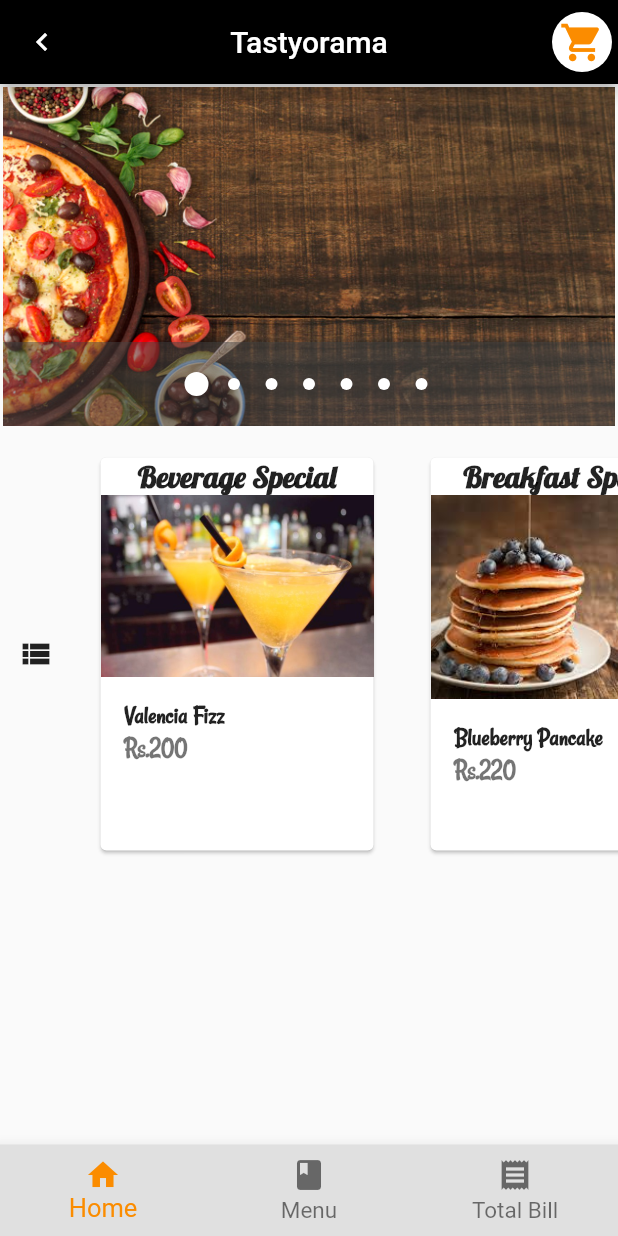
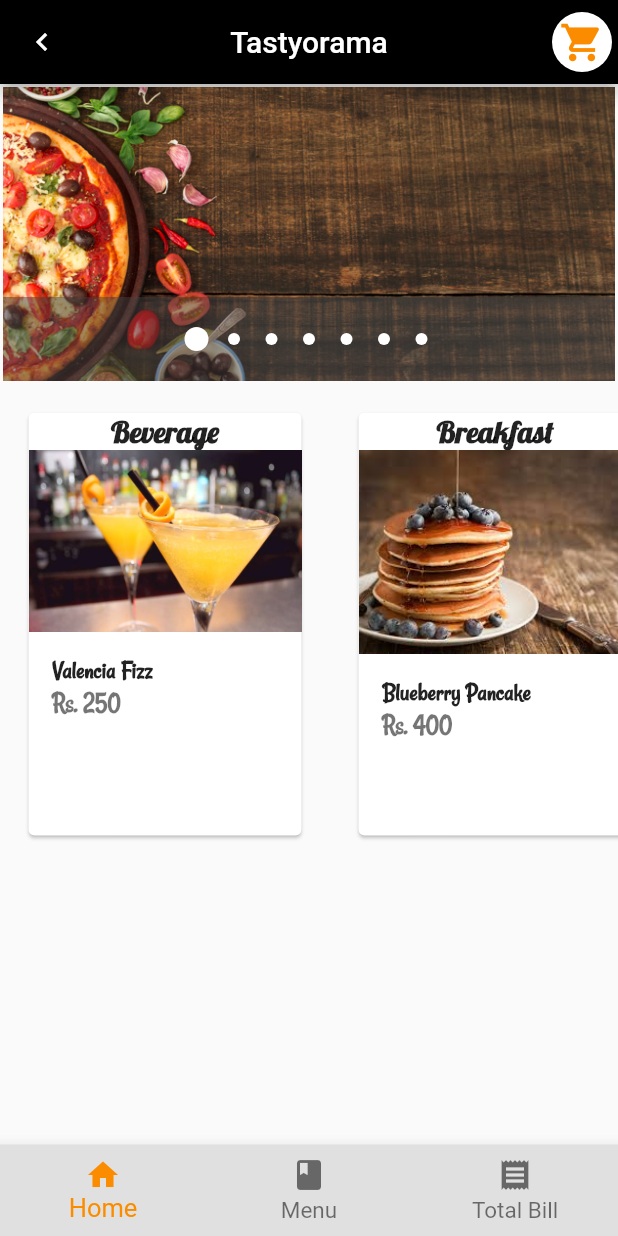
Before and after one commit to 20bvsa56/FYP, a Flutter app: the screen it shows after launch, after a tap on "Proceed", on a phone screen of 412 x 824 dp. Run offline on Flutter 3.47's test engine with Material 2 defaults, Android fonts, the light colour scheme and no system bars; drawn by our look-alikes of carousel_pro; our stand-ins replace rxdart; missing offline and left inert: bloc_pattern.

Commit message:
code reformation

```diff
--- a/lib/Cart/foodItem.dart
+++ b/lib/Cart/foodItem.dart
@@ -32,7 +32,9 @@ class FooditemList{
 //single member variable
 List<FoodItem> foodItems;
 
-FooditemList({@required this.foodItems})
+FooditemList({
+  @required this.foodItems
+});
 }
 
 FooditemList fooditemList= FooditemList(foodItems: [
--- a/lib/MenuGroup/categoryGrid.dart
+++ b/lib/MenuGroup/categoryGrid.dart
@@ -39,7 +39,8 @@ class _GridviewState extends State<Gridview> {
                         color: Colors.black,
                         fontFamily: 'Lobster-Regular',
                         fontSize: 20.0,
-                      ),),
+                      ),
+                    ),
                     ),
                   ),
                 ],
--- a/lib/MenuGroup/imagecarousel.dart
+++ b/lib/MenuGroup/imagecarousel.dart
@@ -9,7 +9,7 @@ class ImageCarousel extends StatelessWidget {
     return Center(
       child: Container(
         padding: EdgeInsets.all(2.0),
-        height:230.0,
+        height:200.0,
         child: Carousel(
           boxFit: BoxFit.cover,
           images: [
--- a/lib/MenuGroup/menucategory.dart
+++ b/lib/MenuGroup/menucategory.dart
@@ -1,5 +1,5 @@
 import 'package:flutter/material.dart';
-import 'categoryGrid.dart';
+import 'categorygrid.dart';
 
 class MenuCategory extends StatefulWidget {
   MenuCategory({Key key}) : super(key: key);
--- a/lib/MenuGroup/specialFood.dart
+++ /dev/null
@@ -1,22 +0,0 @@
-import 'package:flutter/material.dart';
-import 'categoryGrid.dart';
-
-class SpecialFood extends StatefulWidget {
-  SpecialFood({Key key}) : super(key: key);
-
-  @override
-  _SpecialFoodState createState() => _SpecialFoodState();
-}
-
-class _SpecialFoodState extends State<SpecialFood> {
-  @override
-  Widget build(BuildContext context) {
-     return MaterialApp(
-      debugShowCheckedModeBanner: false,
-      home: Scaffold(
-        body:Gridview(),//Call the class named Gridview from categoryGrid.dart
-      ),
-
-     );
-  }
-}
--- a/lib/MenuGroup/specialItems.dart
+++ /dev/null
@@ -1,91 +0,0 @@
-
-import 'package:flutter/material.dart';
-import 'package:menu_app/MenuGroup/specialFood.dart';
-
-class SpecialItems extends StatefulWidget {
-  SpecialItems({Key key}) : super(key: key);
-
-  @override
-  _SpecialItemsState createState() => _SpecialItemsState();
-
-}
-
-class _SpecialItemsState extends State<SpecialItems> {
-
-  Container specialLists(String title, String foodImage, String foodName, String foodPrice){
-    return Container(
-              margin: EdgeInsets.all(10),
-              padding: EdgeInsets.all(5),
-              width: 200.0,
-               child: Card(
-                 child: Wrap(
-                   children: <Widget>[
-                     Center(child:Text(title,
-                     style:TextStyle(
-                          fontFamily: 'Lobster-Regular',
-                          fontWeight: FontWeight.bold,
-                          fontSize: 20.0,
-                       ),
-                      ),
-                     ),
-
-                     Image.asset(foodImage, fit: BoxFit.cover),
-
-                     ListTile(
-                       title: Text(foodName,
-                       style: TextStyle(
-                          fontFamily: 'Rancho-Regular',
-                          fontWeight: FontWeight.bold,
-                          fontSize: 17.0,
-                       ),
-                       ),
-                       subtitle: Text(foodPrice,
-                       style:TextStyle(
-                          fontFamily: 'Rancho-Regular',
-                          fontWeight: FontWeight.bold,
-                          fontSize: 18.0,
-                       ),
-                       ),
-
-                     ),
-                   ],
-                 ),
-               )
-            );
-  }
-
-  @override
-  Widget build(BuildContext context) {
-    return Container(
-       height:300,
-       child: ListView(
-         scrollDirection: Axis.horizontal,
-          children: <Widget>[
-            new IconButton(
-              icon: new Icon(Icons.view_list),
-              onPressed: () {
-               Navigator.push(
-                context,
-                MaterialPageRoute(builder: (context) => SpecialFood()),
-            );
-              },
-            ),
-            specialLists('Beverage Special','images/ValenciaFizz.jpg','Valencia Fizz','Rs.200'),
-            specialLists('Breakfast Special','images/pancake.jpg','Blueberry Pancake','Rs.220'),
-            specialLists('Lunch Special','images/bacon_cheese.jpg','Bacon Double Cheeseburger Grilled Cheese Sandwich','Rs.320'),
-            specialLists('Dinner Special','images/thakali.jpg','Nepali Thakali Khana Set','Rs.400'),
-            new IconButton(
-              icon: new Icon(Icons.view_list),
-              onPressed: () {
-               Navigator.push(
-                context,
-                MaterialPageRoute(builder: (context) => SpecialFood()),
-            );
-              },
-            ),
-          ],
-       ),
-    );
-
-  }
-}
--- a/lib/MenuGroup/specialPage.dart
+++ /dev/null
@@ -1,28 +0,0 @@
-import 'package:flutter/material.dart';
-import 'imagecarousel.dart';
-import 'specialItems.dart';
-
-class Special extends StatefulWidget {
-  Special({Key key}) : super(key: key);
-
-  @override
-  _SpecialState createState() => _SpecialState();
-}
-
-class _SpecialState extends State<Special> {
-  @override
-
-  Widget build(BuildContext context) {
-    return MaterialApp(
-      debugShowCheckedModeBanner: false,
-      home:Scaffold(
-        body: Column(
-          children: <Widget>[
-            ImageCarousel(),
-            SpecialItems(),
-          ],
-        ),
-      ),
-    );
-  }
-}
--- a/lib/MenuGroup/view.dart
+++ b/lib/MenuGroup/view.dart
@@ -1,6 +1,6 @@
 import 'package:flutter/material.dart';
 import 'appbar.dart';
-import 'specialPage.dart';
+import 'package:menu_app/Specials/specialcategory.dart';
 import 'receipt.dart';
 import 'menucategory.dart';
 
@@ -15,7 +15,7 @@ class View extends StatefulWidget {
 class _ViewState extends State<View> {
     int _selectedPage=0;
     final _pageOption=[
-      Special(),
+      SpecialCategory(),
       MenuCategory(),
       Receipt(),
     ];
--- /dev/null
+++ b/lib/Specials/specialcategory.dart
@@ -0,0 +1,142 @@
+import 'package:flutter/material.dart';
+import 'package:menu_app/MenuGroup/imagecarousel.dart';
+
+
+class SpecialCategory extends StatefulWidget {
+  SpecialCategory({Key key}) : super(key: key);
+
+  @override
+  _SpecialCategoryState createState() => _SpecialCategoryState();
+}
+
+class _SpecialCategoryState extends State<SpecialCategory> {
+  @override
+  Widget build(BuildContext context) {
+    return MaterialApp(
+      debugShowCheckedModeBanner: false,
+      home:Scaffold(
+        body: Column(
+          children: <Widget>[
+            ImageCarousel(),
+            //searchBar(),
+            categories(),
+          ],
+        ),
+      ),
+    );
+  }
+}
+
+Widget searchBar(){
+  return Row(
+    mainAxisAlignment: MainAxisAlignment.spaceBetween,
+    children: <Widget>[
+      SizedBox(width: 50),
+      Icon(Icons.search,
+      color: Colors.black38),
+      SizedBox(width: 20),
+      Expanded(
+        child: TextField(
+        decoration: InputDecoration(
+          hintText: 'Search',
+          contentPadding: EdgeInsets.symmetric(vertical: 5),
+        ),
+      ),),SizedBox(width: 50),
+    ],
+  );
+}
+
+class CategoryListItem  extends StatelessWidget {
+  //creating member variables
+  final String categoryTitle;
+  final String categoryImage;
+  final String categoryName;
+  final String categoryPrice;
+
+
+    CategoryListItem({
+     this.categoryName,
+     this.categoryImage,
+     this.categoryPrice,
+     this.categoryTitle,
+
+  });
+
+  @override
+  Widget build(BuildContext context) {
+    return Container(
+              margin: EdgeInsets.all(10),
+              padding: EdgeInsets.all(5),
+              width: 200.0,
+               child: Card(
+                 child: Wrap(
+                   children: <Widget>[
+                    Center(child:Text(categoryTitle,
+                     style:TextStyle(
+                          fontFamily: 'Lobster-Regular',
+                          fontWeight: FontWeight.bold,
+                          fontSize: 20.0,
+                       ),
+                      ),
+                     ),
+
+                     Image.asset(categoryImage, fit: BoxFit.cover),
+
+                     ListTile(
+                       title: Text(categoryName,
+                       style: TextStyle(
+                          fontFamily: 'Rancho-Regular',
+                          fontWeight: FontWeight.bold,
+                          fontSize: 17.0,
+                       ),
+                       ),
+                       subtitle: Text(categoryPrice,
+                       style:TextStyle(
+                          fontFamily: 'Rancho-Regular',
+                          fontWeight: FontWeight.bold,
+                          fontSize: 18.0,
+                       ),
+                       ),
+
+                     ),
+                   ],
+                 ),
+               )
+            );
+  }
+}
+
+Widget categories(){
+  return Container(
+    height: 320,
+    child: ListView(
+      scrollDirection: Axis.horizontal,
+      children:<Widget>[
+        CategoryListItem(//custom widget
+          categoryTitle: 'Beverage',
+          categoryName: 'Valencia Fizz',
+          categoryPrice: 'Rs. 250',
+          categoryImage: 'images/ValenciaFizz.jpg',
+        ),
+        CategoryListItem(
+          categoryTitle: 'Breakfast',
+          categoryName: 'Blueberry Pancake',
+          categoryPrice: 'Rs. 400',
+          categoryImage: 'images/pancake.jpg',
+        ),
+         CategoryListItem(//custom widget
+          categoryTitle: 'Lunch',
+          categoryName: 'Bacon Double Cheeseburger Grilled Cheese Sandwich',
+          categoryPrice: 'Rs. 320',
+          categoryImage: 'images/bacon_cheese.jpg',
+        ),
+         CategoryListItem(//custom widget
+          categoryTitle: 'Dinner',
+          categoryName: 'Nepali Thakali Khana Set',
+          categoryPrice: 'Rs. 400',
+          categoryImage: 'images/thakali.jpg',
+        ),
+      ],
+    ),
+  );
+}
--- a/lib/main.dart
+++ b/lib/main.dart
@@ -3,7 +3,7 @@ import 'home.dart';
 import 'KitchenStaff/Login.dart';
 import 'MenuGroup/view.dart';
 import 'KitchenStaff/signup.dart';
-import 'MenuGroup/specialPage.dart';
+// import 'Specials/specialPage.dart';
 
 
 void main() => runApp(MyApp());
@@ -26,7 +26,7 @@ class MyApp extends StatelessWidget {
       //When navigating to the "/register" route, build the SignUp widget.
       '/signup': (context) => SignUp(),
        //When navigating to the "/specials" route, build the Special widget.
-      '/specials': (context) => Special(),
+      // '/specials': (context) => Special(),
 
     },
     );
--- a/pubspec.yaml
+++ b/pubspec.yaml
@@ -29,6 +29,8 @@ dev_dependencies:
   flutter_test:
     sdk: flutter
 
+  bloc_pattern: ^2.3.2
+  rxdart: ^0.23.1
 
 # For information on the generic Dart part of this file, see the
 # following page: https://dart.dev/tools/pub/pubspec
```
Also changed, not shown: lib/bloc/cartListBloc.dart (added, +35 -0 lines), lib/bloc/provider.dart (added, +16 -0 lines), pubspec.lock.
